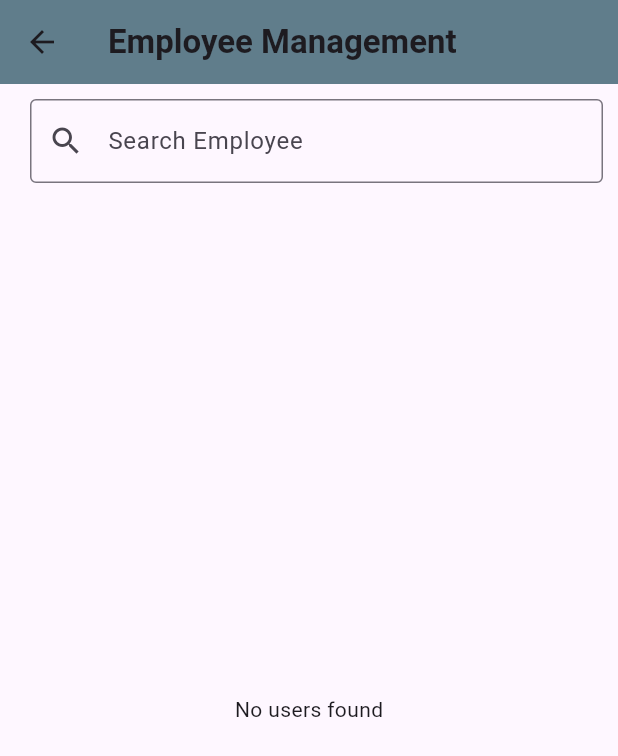
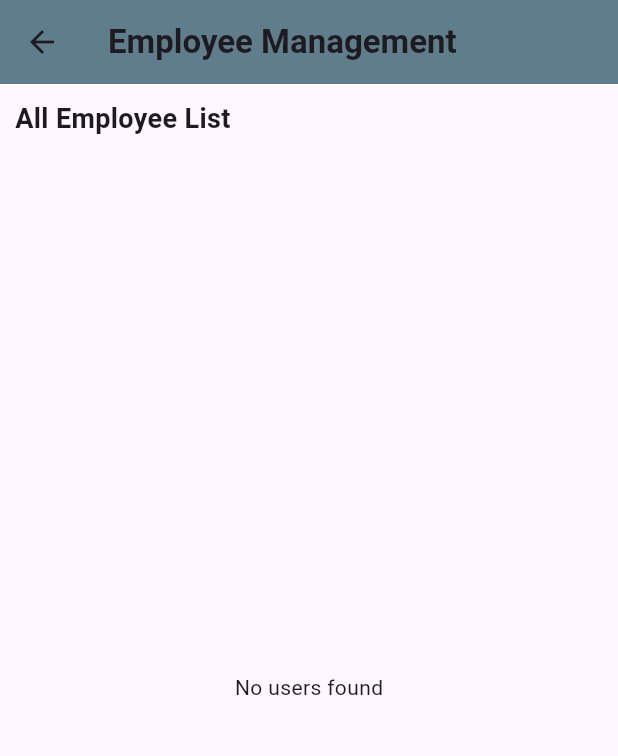
Before and after one commit to Rajdip1/HRMS, a Flutter app: the EmployeeManagementScreen screen opened directly, on a phone screen of 412 x 824 dp. Shown: the top 756 px of the screen. Run offline on Flutter 3.47's test engine with Material 3 defaults, Android fonts, the phone set to English and light mode, and no system bars; our stand-ins replace cloud_firestore, csv, file_picker, firebase_auth, firebase_core, fluttertoast and 3 more; accounts and stored records are empty.

Commit message:
Just made some changes

```diff
--- a/lib/screens/employee_management_screen.dart
+++ b/lib/screens/employee_management_screen.dart
@@ -153,17 +153,17 @@ class _EmployeeManagementScreenState extends State<EmployeeManagementScreen> {
                 //     });
                 //   },
                 // ),
-                SizedBox(width: 10),
-                Expanded(
-                  child: TextField(
-                    controller: searchController,
-                    decoration: InputDecoration(
-                      hintText: 'Search Employee',
-                      border: OutlineInputBorder(),
-                      prefixIcon: Icon(Icons.search),
-                    ),
-                  ),
-                ),
+                Text('All Employee List',style: TextStyle(fontSize: 18,fontWeight: FontWeight.bold),)
+                // Expanded(
+                //   child: TextField(
+                //     controller: searchController,
+                //     decoration: InputDecoration(
+                //       hintText: 'Search Employee',
+                //       border: OutlineInputBorder(),
+                //       prefixIcon: Icon(Icons.search),
+                //     ),
+                //   ),
+                // ),
                 // IconButton(icon: Icon(Icons.filter_list), onPressed: () {}),
               ],
             ),
```
Also changed, not shown: lib/screens/project_section_screen.dart (+15 -15 lines).
